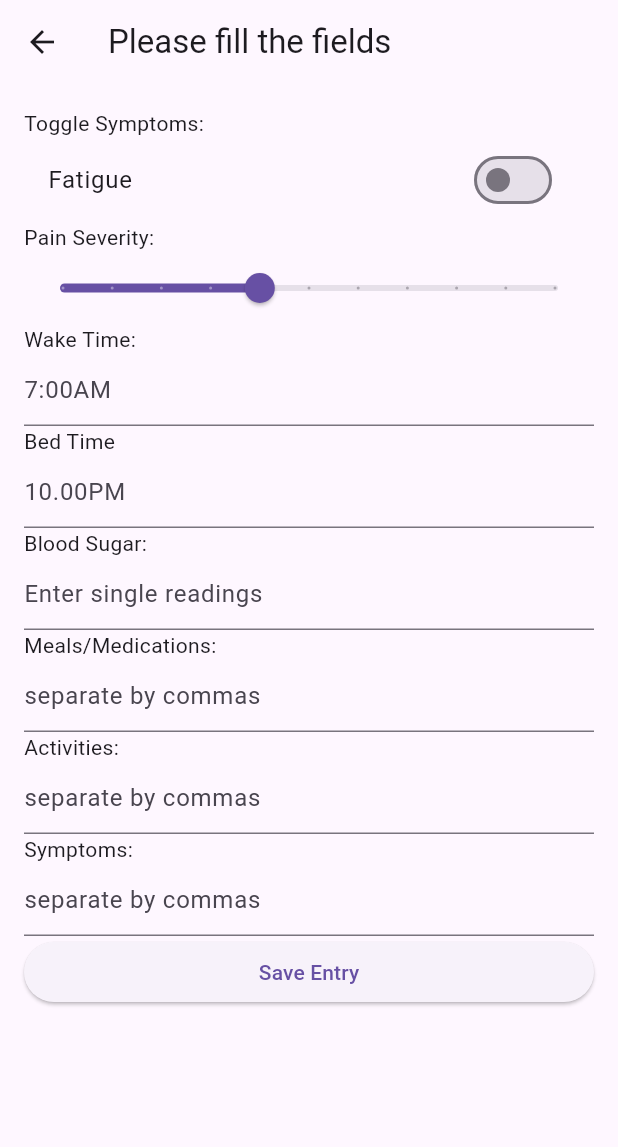
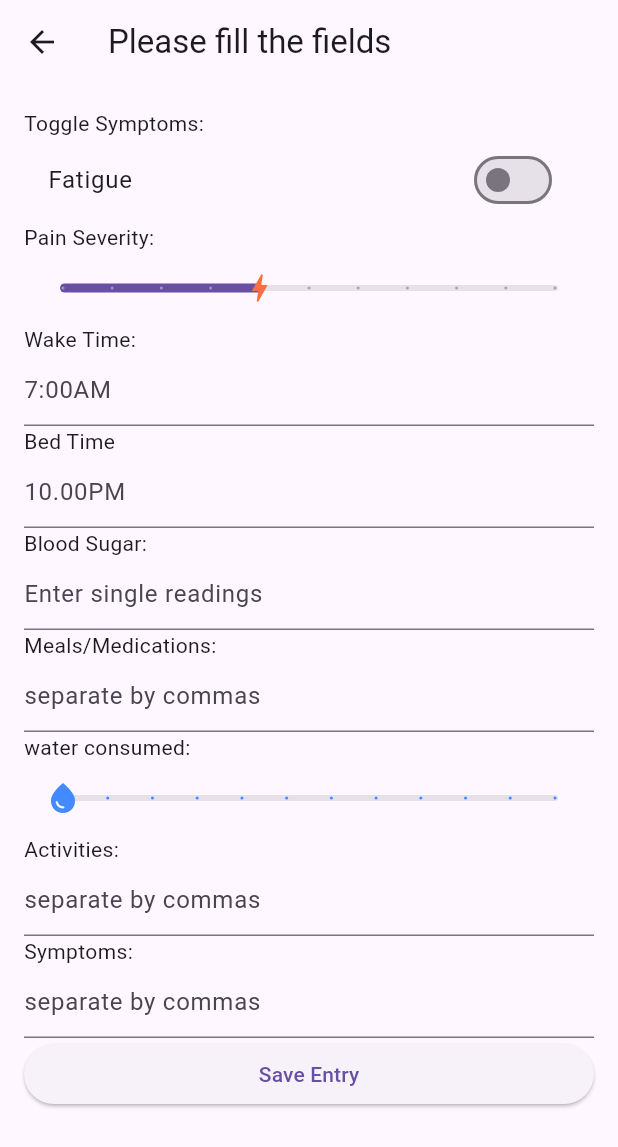
Before and after one commit to MrChido/MCTA, a Flutter app: the EntryScreen screen opened directly with empty values, after a tap on "Save Entry", on a phone screen of 412 x 824 dp. Shown: the top 1147 px of the screen. Run offline on Flutter 3.47's test engine with Material 3 defaults, Android fonts, the phone set to English and light mode, and no system bars; our stand-ins replace sqflite, sqflite_common_ffi; accounts and stored records are empty.

Commit message:
added a water consumption slider and stylized both sliders

```diff
--- a/lib/entry_screen.dart
+++ b/lib/entry_screen.dart
@@ -12,10 +12,89 @@ class EntryScreen extends StatefulWidget {
   _EntryScreenState createState() => _EntryScreenState();
 }
 
+class _BoltThumb extends SliderComponentShape {
+  @override
+  Size getPreferredSize(bool isEnabled, bool isDiscrete) => Size(30, 30);
+
+  @override
+  void paint(
+    PaintingContext context,
+    Offset center, {
+    required Animation<double> activationAnimation,
+    required Animation<double> enableAnimation,
+    required bool isDiscrete,
+    required TextPainter labelPainter,
+    required RenderBox parentBox,
+    required SliderThemeData sliderTheme,
+    required TextDirection textDirection,
+    required double value,
+    required double textScaleFactor,
+    required Size sizeWithOverflow,
+  }) {
+    final canvas = context.canvas;
+    const iconSize = 24.0;
+
+    final iconPainter = TextPainter(
+      text: TextSpan(
+        text: String.fromCharCode(Icons.bolt.codePoint),
+        style: TextStyle(
+          fontSize: iconSize,
+          fontFamily: Icons.bolt.fontFamily,
+          package: Icons.bolt.fontPackage,
+          color: sliderTheme.thumbColor ?? Colors.deepOrangeAccent,
+        ),
+      ),
+      textDirection: textDirection,
+    );
+
+    iconPainter.layout();
+    iconPainter.paint(canvas, center - Offset(iconSize / 2, iconSize / 2));
+  }
+}
+
+class _WaterDropThumb extends SliderComponentShape {
+  @override
+  Size getPreferredSize(bool isEnabled, bool isDiscrete) => Size(30, 30);
+
+  @override
+  void paint(
+    PaintingContext context,
+    Offset center, {
+    required Animation<double> activationAnimation,
+    required Animation<double> enableAnimation,
+    required bool isDiscrete,
+    required TextPainter labelPainter,
+    required RenderBox parentBox,
+    required SliderThemeData sliderTheme,
+    required TextDirection textDirection,
+    required double value,
+    required double textScaleFactor,
+    required Size sizeWithOverflow,
+  }) {
+    final canvas = context.canvas;
+    const iconSize = 24.0;
+
+    final textPainter = TextPainter(
+      text: TextSpan(
+        text: String.fromCharCode(Icons.water_drop.codePoint),
+        style: TextStyle(
+          fontSize: iconSize,
+          fontFamily: Icons.water_drop.fontFamily,
+          package: Icons.water_drop.fontPackage,
+          color: sliderTheme.thumbColor ?? Colors.blueAccent,
+        ),
+      ),
+      textDirection: textDirection,
+    );
+
+    textPainter.layout();
+    textPainter.paint(canvas, center - Offset(iconSize / 2, iconSize / 2));
+  }
+}
+
 class _EntryScreenState extends State<EntryScreen> {
   bool fatigue = false;
-  bool pain = false;
-  double severity = 4.0;
+  int severity = 4;
   final TextEditingController _bsugarsController = TextEditingController();
   List<String> mnm = [];
   List<String> activities = [];
@@ -24,6 +103,7 @@ class _EntryScreenState extends State<EntryScreen> {
   final TextEditingController _symptomsController = TextEditingController();
   final TextEditingController _wakeTimeController = TextEditingController();
   final TextEditingController _sleepTimeController = TextEditingController();
+  int water = 4;
 
   String convertToMilitaryTime(String timeInput) {
     timeInput = timeInput.trim().toLowerCase(); //normalize the case usage
@@ -65,27 +145,25 @@ class _EntryScreenState extends State<EntryScreen> {
                 });
               },
             ),
-            // SwitchListTile(
-            //   title: Text('Pain'),
-            //   value: pain,
-            //   onChanged: (bool newValue) {
-            //     setState(() {
-            //       pain = newValue;
-            //     });
-            //   },
-            // ),
+
             Text('Pain Severity:'),
-            Slider(
-              value: severity,
+            SliderTheme(
+              data: SliderTheme.of(context).copyWith(
+                thumbShape: _BoltThumb(),
+                thumbColor: Colors.deepOrangeAccent,
+              ),
+              child: Slider(
+                value: severity.toDouble(),
                 min: 0,
                 max: 10,
                 divisions: 10,
                 label: severity.round().toString(), //shows current value
                 onChanged: (double newValue) {
                   setState(() {
-                  severity = newValue;
+                    severity = newValue.toInt();
                   });
                 },
+              ),
             ),
             Text('Wake Time:'),
             TextField(
@@ -104,6 +182,28 @@ class _EntryScreenState extends State<EntryScreen> {
             TextField(
               controller: _mnmController, //tracks the input
               decoration: InputDecoration(hintText: "separate by commas"),
+            ),
+            Text('water consumed:'),
+            SliderTheme(
+              data: SliderTheme.of(context).copyWith(
+                thumbShape: _WaterDropThumb(),
+                thumbColor: Colors.blueAccent,
+              ),
+              child: Slider(
+                value: water.toDouble(),
+                min: 0,
+                max: 110,
+                divisions: 11, //0 to median 110 oz in steps of 10
+                label: "$water oz",
+                activeColor: Colors.blueAccent,
+                onChanged: (double newWat) {
+                  setState(() {
+                    water = ((newWat / 10).round() * 10).clamp(0,
+                        110); // This is how sliders work you have your input "newWat" and 10 points on the line.
+                    //.round() *10 makes the divisions clean, .clamp() defines the 2 endpoints of the slider.
+                  });
+                },
+              ),
             ),
 
             Text('Activities:'),
@@ -158,13 +258,14 @@ class _EntryScreenState extends State<EntryScreen> {
                     widget.day,
                     severity.round(),
                     fatigue,
-                      pain,
                     bloodSugarInput,
                     mnmInput,
                     activitiesInput,
                     symptomsInput,
                     int.parse(wakeTimeMilitary),
-                      int.parse(sleepTimeMilitary));
+                    int.parse(sleepTimeMilitary),
+                    water.round(),
+                  );
                   print("mnm before inserting: $mnmInput");
                   print("activities before inserting: $activitiesInput");
 
--- a/lib/services/database_helper.dart
+++ b/lib/services/database_helper.dart
@@ -39,14 +39,14 @@ class DatabaseHelper {
             day INTEGER,
             severity INTEGER,
             fatigue INTEGER,
-            pain INTEGER,
             timestamp TEXT,
             BSugars TEXT,
             mnm TEXT,
             activities TEXT,
             symptoms TEXT,
             wake INTEGER,
-            sleep INTEGER
+            sleep INTEGER,
+            water INTEGER
           )
         ''');
       },
@@ -63,13 +63,13 @@ class DatabaseHelper {
     int day,
     int severity,
     bool fatigue,
-    bool pain,
     String sugars,
     String mnm,
     String activities,
     String symptoms,
     int wake,
     int sleep,
+    int water,
   ) async {
     final db = await database;
     String mnmInput = mnm.isNotEmpty ? jsonEncode(mnm) : '[]';
@@ -77,7 +77,7 @@ class DatabaseHelper {
         activities.isNotEmpty ? jsonEncode(activities) : '[]';
     String symptomsInput = symptoms.isNotEmpty ? jsonEncode(symptoms) : '[]';
     print(
-        "$day, $severity, $sugars,$mnmInput, $activitiesInput, $symptomsInput");
+        "$day, $severity, $sugars,$mnmInput, $activitiesInput, $symptomsInput, $water");
 
     await db.insert(
       'entries',
@@ -85,7 +85,6 @@ class DatabaseHelper {
         'day': day,
         'severity': severity,
         'fatigue': fatigue ? 1 : 0,
-        'pain': pain ? 1 : 0,
         'wake': wake,
         'sleep': sleep,
         'timestamp': DateTime.now().toIso8601String(),
@@ -93,6 +92,7 @@ class DatabaseHelper {
         'mnm': mnmInput,
         'activities': activitiesInput,
         'symptoms': symptomsInput,
+        'water': water,
       },
     );
     print("Inserted entry: ${await db.query('entries')}"); //verify sugars
```
Lines whose indentation alone changed are shown as unchanged.
